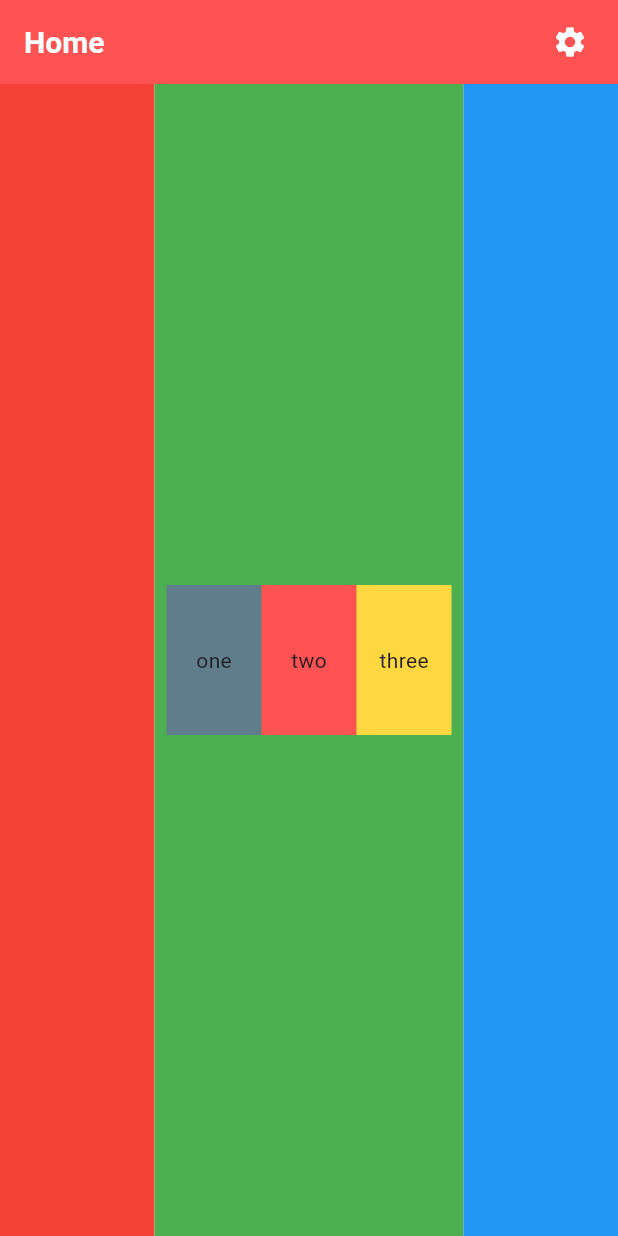
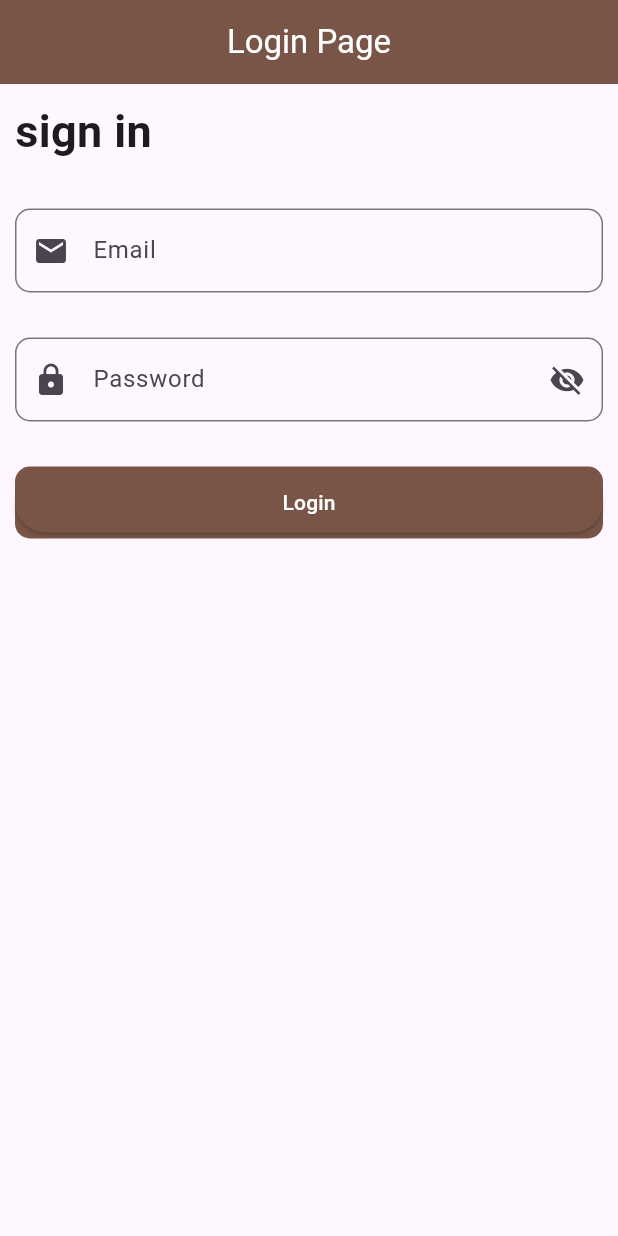
Before and after one commit to AliElemam77/flutter-project-iti, a Flutter app: the screen it shows after launch, on a phone screen of 412 x 824 dp. Run offline on Flutter 3.47's test engine with Material 3 defaults, Android fonts, the phone set to English and light mode, and no system bars.

Commit message:
Day Five-Login Form

```diff
--- a/lib/main.dart
+++ b/lib/main.dart
@@ -1,5 +1,6 @@
 import 'package:flutter/material.dart';
 import 'package:tests/screens/home.dart';
+import 'package:tests/screens/login_screen.dart';
 
 void main() {
   runApp(const MyApp());
@@ -14,7 +15,7 @@ class MyApp extends StatelessWidget {
     return MaterialApp(
       debugShowCheckedModeBanner: false,
       title: 'Flutter Demo',
-      home: const Home(),
+      home: const LoginScreen(),
     );
   }
 }
--- /dev/null
+++ b/lib/screens/login_screen.dart
@@ -0,0 +1,146 @@
+import 'package:flutter/material.dart';
+
+class LoginScreen extends StatefulWidget {
+  const LoginScreen({super.key});
+  final bool isVisiable = false;
+  @override
+  State<LoginScreen> createState() => _LoginScreenState();
+}
+
+TextEditingController emailController = TextEditingController();
+TextEditingController passwordController = TextEditingController();
+GlobalKey formKey = GlobalKey<FormState>();
+
+class _LoginScreenState extends State<LoginScreen> {
+  @override
+  Widget build(BuildContext context) {
+    return GestureDetector(
+      onTap: () {
+        FocusScope.of(context).unfocus();
+      },
+      child: SafeArea(
+        child: Scaffold(
+          appBar: AppBar(
+            backgroundColor: Colors.brown,
+            centerTitle: true,
+            title: Text('Login Page', style: TextStyle(color: Colors.white)),
+          ),
+          body: Padding(
+            padding: const EdgeInsets.all(10.0),
+            child: Form(
+              key: formKey,
+              child: Column(
+                spacing: 30,
+                crossAxisAlignment: CrossAxisAlignment.start,
+                children: [
+                  Text(
+                    'sign in',
+                    style: TextStyle(fontSize: 30, fontWeight: FontWeight.bold),
+                  ),
+                  CustomTextField(
+                    validator: (value) {
+                      if (value!.isEmpty) {
+                        return 'Email is required';
+                      }
+                      return null;
+                    },
+                    controller: emailController,
+                    icon: Icons.email,
+                    label: 'Email',
+                    hint: 'Enter your email',
+                  ),
+                  CustomTextField(
+                    validator: (value) {
+                      if (value!.isEmpty) {
+                        return 'Password is required';
+                      }
+                      return null;
+                    },
+                    controller: passwordController,
+                    icon: Icons.lock,
+                    label: 'Password',
+                    hint: 'Enter your password',
+                    isPassword: true,
+                  ),
+                  Container(
+                    width: double.infinity,
+                    decoration: BoxDecoration(
+                      borderRadius: BorderRadius.circular(10),
+                      color: Colors.brown,
+                    ),
+                    child: ElevatedButton(
+                      style: ButtonStyle(
+                        backgroundColor: WidgetStateProperty.all(Colors.brown),
+                      ),
+                      onPressed: () {
+                        print('Email: ${emailController.text}');
+                        print('Password: ${passwordController.text}');
+                      },
+                      child: Text(
+                        'Login',
+                        style: TextStyle(color: Colors.white),
+                      ),
+                    ),
+                  ),
+                ],
+              ),
+            ),
+          ),
+        ),
+      ),
+    );
+  }
+}
+
+class CustomTextField extends StatefulWidget {
+  final IconData? icon;
+  final String label;
+  final String hint;
+  final bool isPassword;
+  bool isVisiable;
+  TextEditingController controller = TextEditingController();
+  String? Function(String?)? validator;
+  CustomTextField({
+    super.key,
+    this.icon,
+    this.label = '',
+    this.hint = '',
+    this.isPassword = false,
+    this.isVisiable = false,
+    required this.controller,
+    this.validator,
+  });
+
+  @override
+  State<CustomTextField> createState() => _CustomTextFieldState();
+}
+
+class _CustomTextFieldState extends State<CustomTextField> {
+  @override
+  Widget build(BuildContext context) {
+    return TextFormField(
+      validator: widget.validator,
+      controller: widget.isPassword ? passwordController : emailController,
+      obscureText: widget.isPassword && !widget.isVisiable,
+      decoration: InputDecoration(
+        suffixIcon:
+            widget.isPassword
+                ? IconButton(
+                  icon: Icon(
+                    widget.isVisiable ? Icons.visibility : Icons.visibility_off,
+                  ),
+                  onPressed: () {
+                    setState(() {
+                      widget.isVisiable = !widget.isVisiable;
+                    });
+                  },
+                )
+                : null,
+        prefixIcon: Icon(widget.icon),
+        labelText: widget.label,
+        hintText: widget.hint,
+        border: OutlineInputBorder(borderRadius: BorderRadius.circular(10)),
+      ),
+    );
+  }
+}
```
